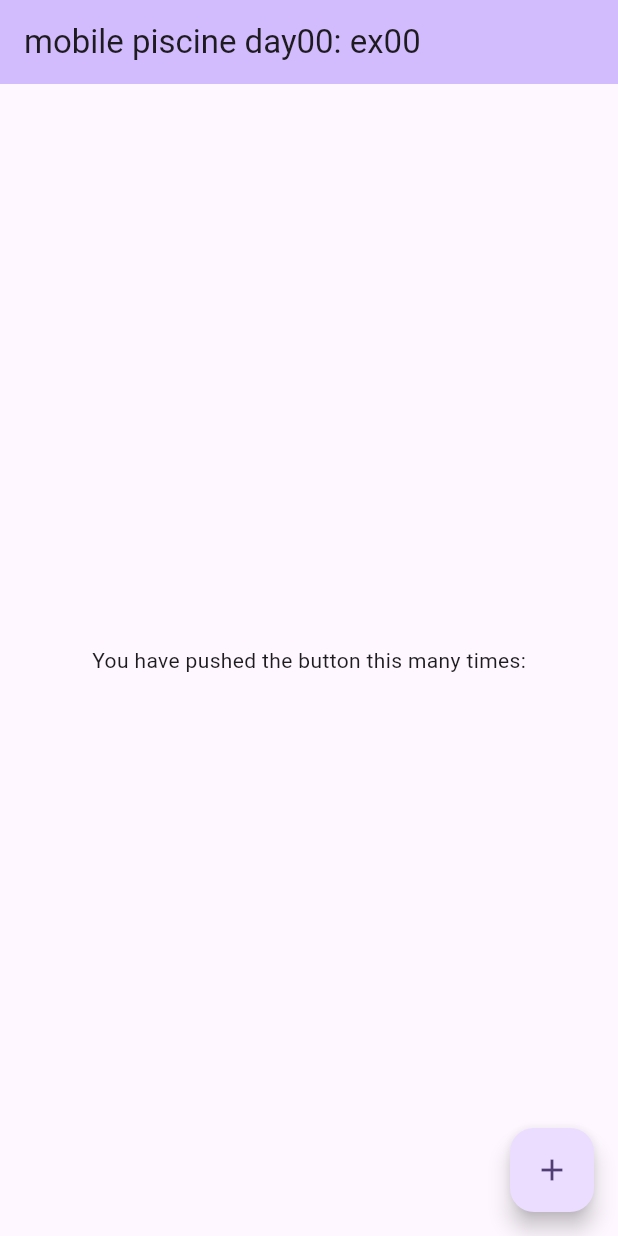
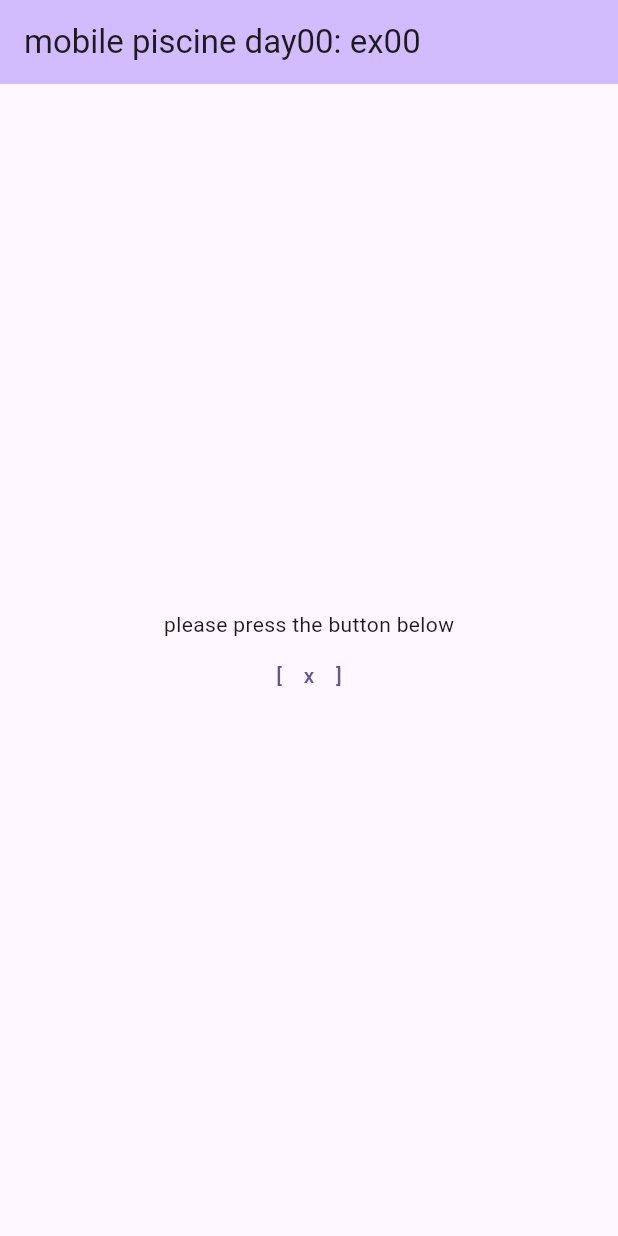
Before and after one commit to Vinni-Cedraz/mobile_piscine, a Flutter app: the screen it shows after launch, on a phone screen of 412 x 824 dp. Run offline on Flutter 3.47's test engine with Material 2 defaults, Android fonts, the phone set to English and light mode, and no system bars.

Commit message:
A simple message with a button below
They are centralized in the screen and a "Button Pressed" message is
printed on the debug console when the button is pressed.

modified:   lib/main.dart

```diff
--- a/day00/lib/main.dart
+++ b/day00/lib/main.dart
@@ -55,7 +55,7 @@
 }
 
 class _MyHomePageState extends State<MyHomePage> {
-  void _incrementCounter() {
+  void _pressMe() {
     setState(() {
     });
 	// ignore: avoid_print
@@ -80,7 +80,7 @@
         // the App.build method, and use it to set our appbar title.
         title: Text(widget.title),
       ),
-      body: const Center(
+      body: Center(
         // Center is a layout widget. It takes a single child and positions it
         // in the middle of the parent.
         child: Column(
@@ -99,17 +99,19 @@
           // wireframe for each widget.
           mainAxisAlignment: MainAxisAlignment.center,
           children: <Widget>[
-            Text(
-              'You have pushed the button this many times:',
+            const Text(
+              'please press the button below',
             ),
+			TextButton(
+				onPressed: _pressMe,
+				child:
+				const Text(
+					'[				x				]'
+				)
+			),
           ],
         ),
       ),
-      floatingActionButton: FloatingActionButton(
-        onPressed: _incrementCounter,
-        tooltip: 'Increment',
-        child: const Icon(Icons.add),
-      ), // This trailing comma makes auto-formatting nicer for build methods.
     );
   }
 }
```
